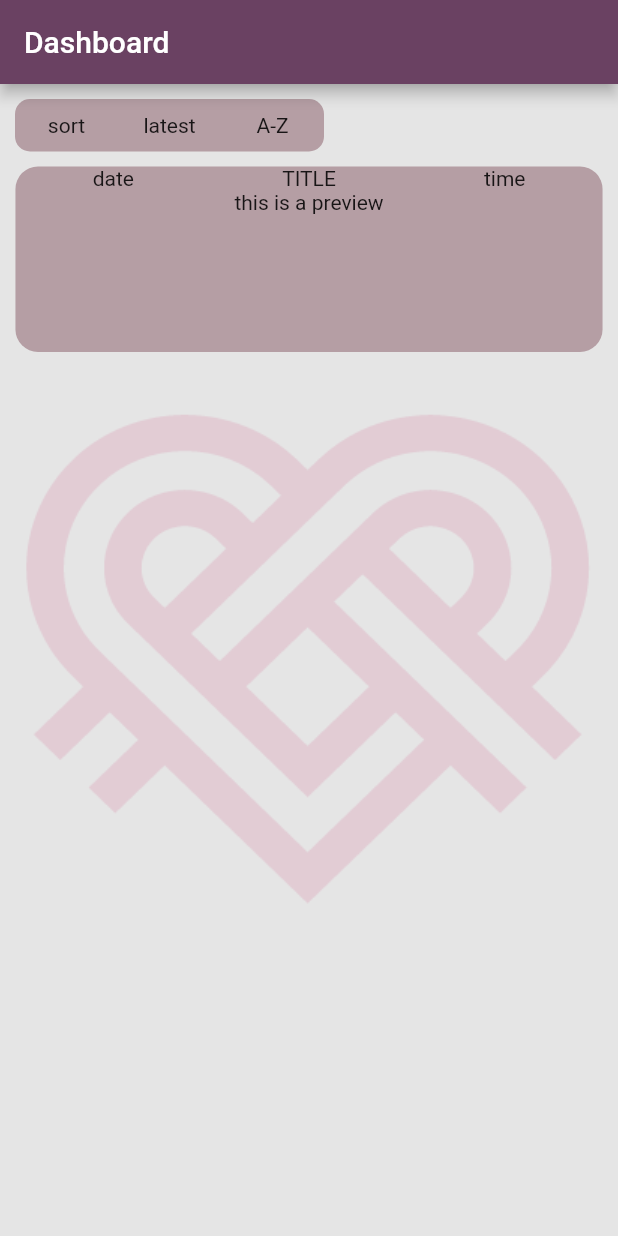
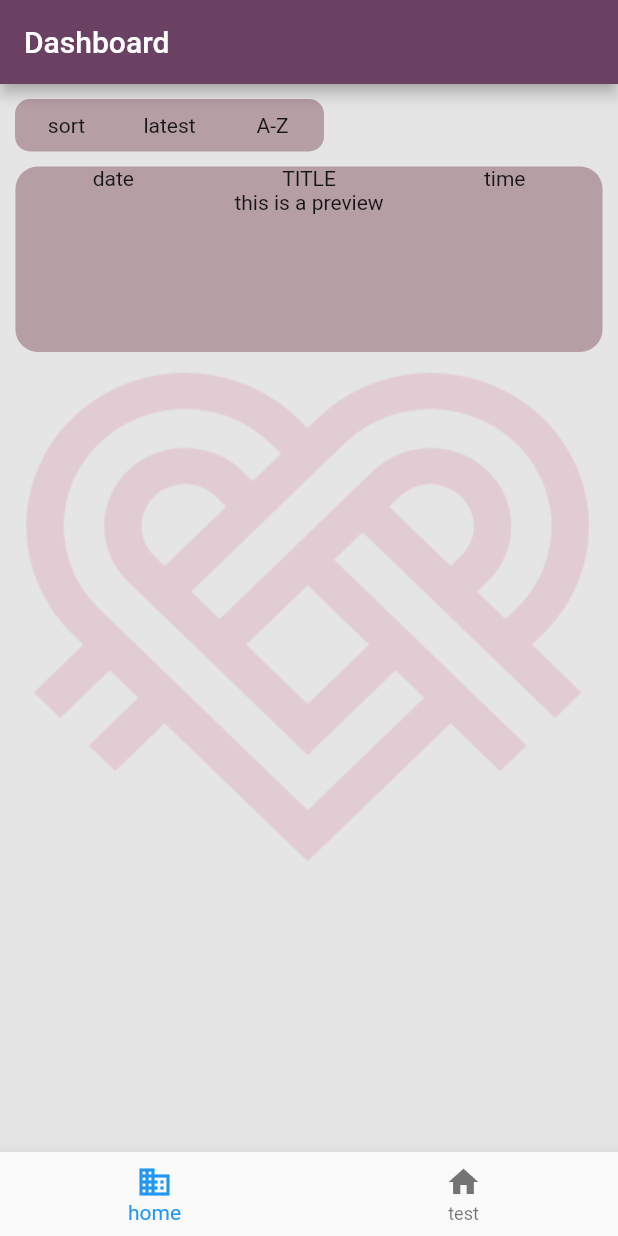
Before and after one commit to MendozaFiona/project_heartsleeve, a Flutter app: the screen it shows after launch, on a phone screen of 412 x 824 dp. Run offline on Flutter 3.47's test engine with Material 2 defaults, Android fonts, the phone set to English and light mode, and no system bars.

Commit message:
added initial navbar

```diff
--- a/lib/homeinitiate.dart
+++ b/lib/homeinitiate.dart
@@ -1,14 +1,14 @@
 import 'package:flutter/material.dart';
 //import 'sortmenu.dart';
 //import 'diarypreview.dart';
-import 'custombackground.dart';
+import 'uniformlayout.dart';
 
 class HomeInitiate extends StatelessWidget{
 
   @override
   Widget build(BuildContext context){
 
-    return CustomBackground();/*
+    return UniformLayout();/*
 
         appBar: AppBar(
 
--- a/lib/custombackground.dart
+++ b/lib/uniformlayout.dart
@@ -1,7 +1,8 @@
 import 'package:flutter/material.dart';
 import 'homepage.dart';
 
-class CustomBackground extends StatelessWidget {
+class UniformLayout extends StatelessWidget {
+
   @override
   Widget build(BuildContext context) {
     return Scaffold(
@@ -23,10 +24,29 @@ class CustomBackground extends StatelessWidget {
           color: Color.fromRGBO(229,229,229,1),
 
         ),
-        child: HomePage(),
+        child: HomePage(), //change to be dynamic
 
         constraints: BoxConstraints.expand()
       ),
+
+      bottomNavigationBar: (
+
+        BottomNavigationBar(
+          items: [
+            BottomNavigationBarItem(
+              icon: Icon(Icons.business)/*Image.asset("assets/images/write.png")*/,
+              label: 'home',
+            ),
+            BottomNavigationBarItem(
+              icon: Icon(Icons.home)/*Image.asset("assets/images/write.png")*/,
+              label: 'test',
+            )
+          ],
+
+        )
+
+      ),
+
     );
   } // build
 
```
